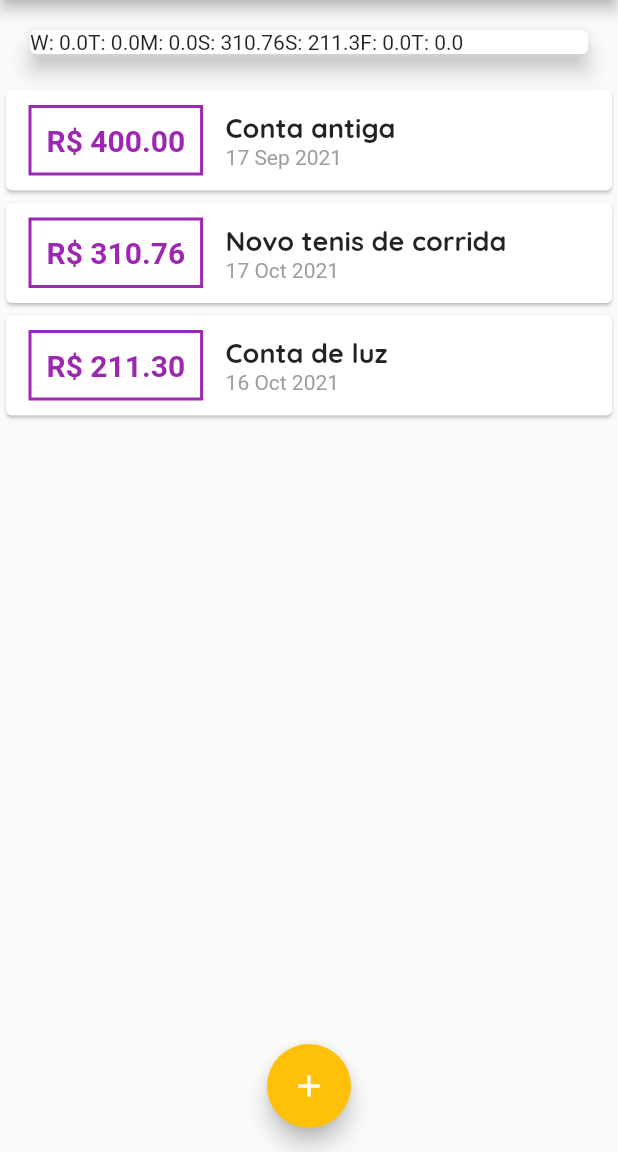
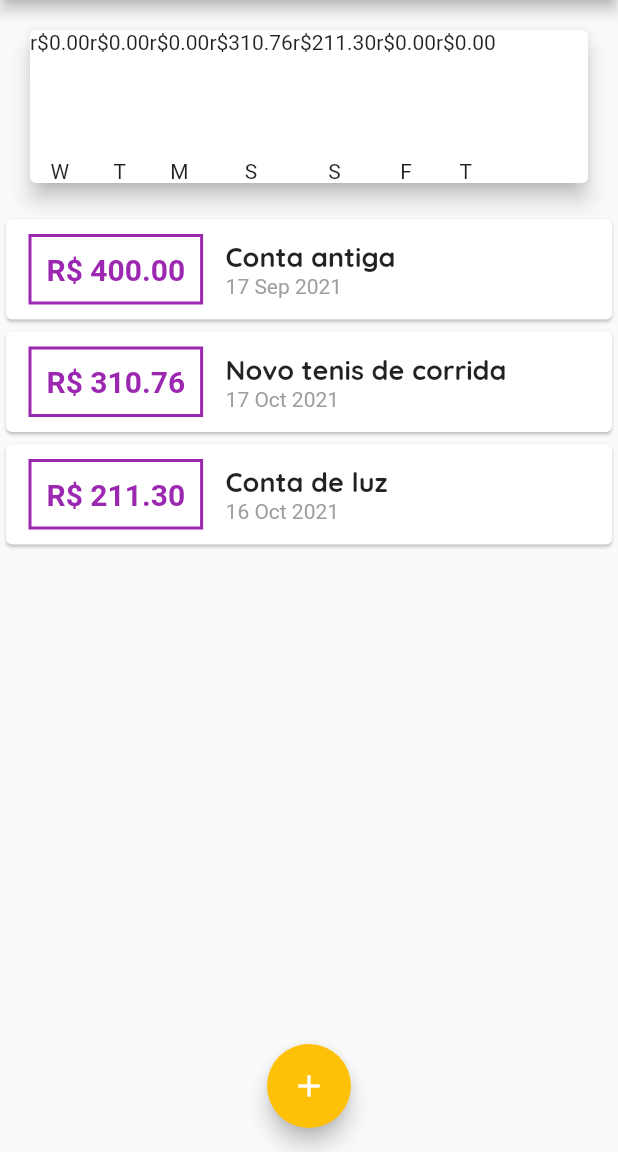
Before and after one commit to jccallves-developer/expenses, a Flutter app: the screen it shows after launch, on a phone screen of 412 x 824 dp, the part 84-1236 px from its top. Run offline on Flutter 3.47's test engine with Material 2 defaults, Android fonts, the phone set to English and light mode, and no system bars.

Commit message:
#Aula126 - Chard Widget #04

```diff
--- a/lib/components/chart.dart
+++ b/lib/components/chart.dart
@@ -2,6 +2,7 @@ import 'package:expenses/models/transaction.dart';
 import 'package:flutter/material.dart';
 import '../models/transaction.dart';
 import 'package:intl/intl.dart';
+import 'chart_bar.dart';
 
 class Chart extends StatelessWidget {
   final List<Transaction> recentTransactions;
@@ -43,7 +44,11 @@ class Chart extends StatelessWidget {
       margin: EdgeInsets.all(20),
       child: Row(
         children: groupedTransactions.map((tr) {
-          return Text('${tr['day']}: ${tr['value']}');
+          return ChartBar(
+            label: tr['day'].toString(),
+            value: double.parse(tr['value'].toString()),
+            percentage: 0,
+          );
         }).toList(),
       ),
     );
--- a/lib/components/chart_bar.dart
+++ b/lib/components/chart_bar.dart
@@ -1,8 +1,34 @@
 import 'package:flutter/material.dart';
 
 class ChartBar extends StatelessWidget {
+  final String label;
+  final double value;
+  final double percentage;
+
+  ChartBar({
+    required this.label,
+    required this.value,
+    required this.percentage,
+  });
+
   @override
   Widget build(BuildContext context) {
-    return Container();
+    return Column(
+      children: [
+        Text('r\$${value.toStringAsFixed(2)}'),
+        SizedBox(
+          height: 5,
+        ),
+        Container(
+          height: 60,
+          width: 10,
+          child: null,
+        ),
+        SizedBox(
+          height: 5,
+        ),
+        Text(label),
+      ],
+    );
   }
 }
```
